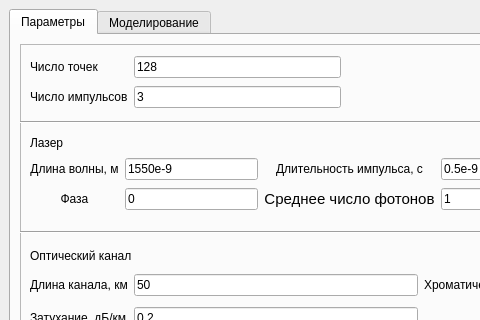
Old version of the form mainwindow.ui in the repository Yorick2014/SimQC; both pictures show x 0 to 480 and y 0 to 320 of the 892 by 455 pixel window.
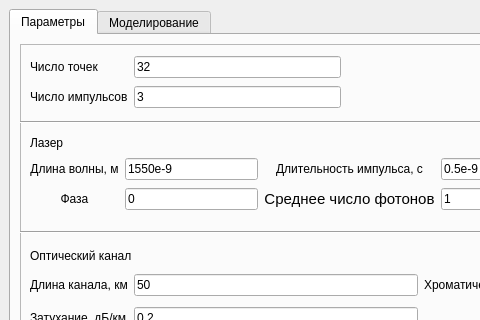
New version of the form. Custom widgets are drawn as their Qt base class.

Commit message: Изменил значения по умолчанию в GUI (параметры)

The edit to the form file:
```diff
--- a/mainwindow.ui
+++ b/mainwindow.ui
@@ -128,7 +128,7 @@
           <item row="0" column="1">
            <widget class="QLineEdit" name="lineEdit_N">
             <property name="text">
-             <string>128</string>
+             <string>32</string>
             </property>
            </widget>
           </item>
```
